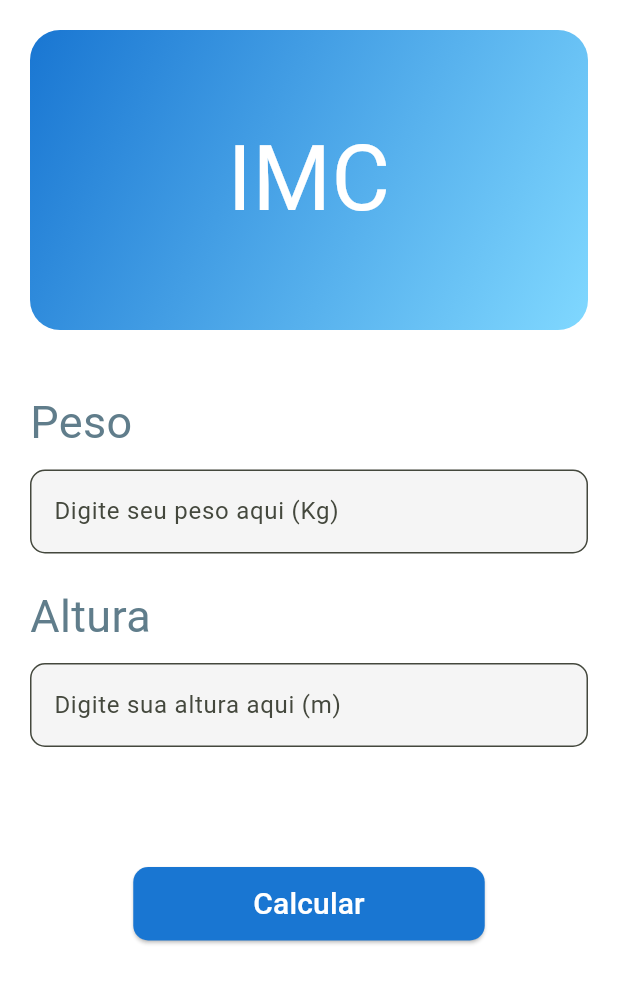
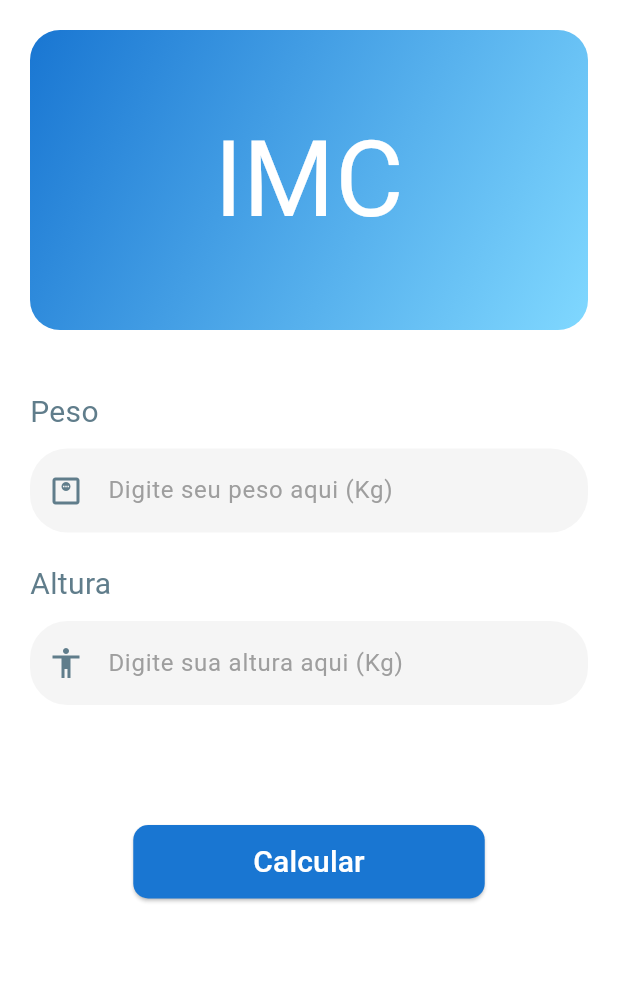
Before and after one commit to Vitor-Ribe/navigation_mobile, a Flutter app: the ImcPage screen opened directly, on a phone screen of 412 x 824 dp. Shown: the top 983 px of the screen. Run offline on Flutter 3.47's test engine with Material 3 defaults, Android fonts, the phone set to English and light mode, and no system bars; our stand-ins replace curved_navigation_bar.

Commit message:
alteração de paginas

```diff
--- a/lib/main.dart
+++ b/lib/main.dart
@@ -35,7 +35,7 @@ class MyHomePage extends StatefulWidget {
 }
 
 class _MyHomePageState extends State<MyHomePage> {
-  int index = 1;
+  int index = 0;
 
   final screens = [
     HomePage(),
@@ -66,7 +66,7 @@ class _MyHomePageState extends State<MyHomePage> {
     return Scaffold(
       backgroundColor: Colors.white,
       appBar: AppBar(
-        title: Text(pageTitles[index]),
+        title: Text(pageTitles[index], style: TextStyle(color: Colors.blue.shade900)),
         elevation: 0,
         backgroundColor: Colors.transparent,
         centerTitle: true
--- a/lib/pages/favourite_page.dart
+++ b/lib/pages/favourite_page.dart
@@ -7,11 +7,6 @@ class FavouritePage extends StatelessWidget {
   Widget build(BuildContext context) {
     return Scaffold(
       backgroundColor: Colors.white,
-      appBar: AppBar(
-        title: const Text('Favoritos'),
-        centerTitle: true,
-        backgroundColor: Colors.blueGrey,
-      ),
       body: Center(
         child: Column(
           mainAxisSize: MainAxisSize.min,
--- a/lib/pages/imc_page.dart
+++ b/lib/pages/imc_page.dart
@@ -99,13 +99,13 @@ class _ImcPageState extends State<ImcPage> {
                         Text(
                           resultado.isEmpty ? 'IMC' : resultado,
                           textAlign: TextAlign.center,
-                          style: TextStyle(color: Colors.white, fontSize: resultado.isEmpty ? 60 : 28),
+                          style: TextStyle(color: Colors.white, fontSize: resultado.isEmpty ? 70 : 30),
                         ),
                         if (classificacao.isNotEmpty)
                           Text(
                             classificacao,
                             textAlign: TextAlign.center,
-                            style: TextStyle(color: Colors.white, fontSize: 22),
+                            style: TextStyle(color: Colors.white, fontSize: 30),
                           ),
                       ],
                     ),
@@ -120,7 +120,7 @@ class _ImcPageState extends State<ImcPage> {
               alignment: Alignment.centerLeft,
               child: Text(
                   'Peso',
-                  style: TextStyle(color: Colors.blueGrey, fontSize: 30)
+                  style: TextStyle(color: Colors.blueGrey, fontSize: 20)
               ),
             ),
 
@@ -132,12 +132,24 @@ class _ImcPageState extends State<ImcPage> {
               keyboardType: TextInputType.number,
               decoration: InputDecoration(
                 hintText: 'Digite seu peso aqui (Kg)',
+                hintStyle: TextStyle(fontSize: 16, color: Colors.grey.shade500),
+                filled: true,
+                fillColor: Colors.grey.shade100,
+                contentPadding: EdgeInsets.symmetric(horizontal: 20, vertical: 16),
                 border: OutlineInputBorder(
-                      borderRadius: BorderRadius.circular(10)
+                  borderRadius: BorderRadius.circular(25),
+                  borderSide: BorderSide.none,
                 ),
-                  filled: true,
-                  fillColor: Colors.grey.shade100
+                enabledBorder: OutlineInputBorder(
+                  borderRadius: BorderRadius.circular(25),
+                  borderSide: BorderSide(color: Colors.transparent),
                 ),
+                focusedBorder: OutlineInputBorder(
+                  borderRadius: BorderRadius.circular(25),
+                  borderSide: BorderSide(color: Colors.blueGrey, width: 2),
+                ),
+                prefixIcon: Icon(Icons.monitor_weight_outlined, color: Colors.blueGrey),
+              )
             ),
 
             SizedBox(height: 20),
@@ -147,7 +159,7 @@ class _ImcPageState extends State<ImcPage> {
               alignment: Alignment.centerLeft,
               child: Text(
                   'Altura',
-                  style: TextStyle(color: Colors.blueGrey, fontSize: 30)
+                  style: TextStyle(color: Colors.blueGrey, fontSize: 20)
               ),
             ),
 
@@ -158,13 +170,25 @@ class _ImcPageState extends State<ImcPage> {
               controller: alturaController,
               keyboardType: TextInputType.number,
                 decoration: InputDecoration(
-                  hintText: 'Digite sua altura aqui (m)',
+                  hintText: 'Digite sua altura aqui (Kg)',
+                  hintStyle: TextStyle(fontSize: 16, color: Colors.grey.shade500),
+                  filled: true,
+                  fillColor: Colors.grey.shade100,
+                  contentPadding: EdgeInsets.symmetric(horizontal: 20, vertical: 16),
                   border: OutlineInputBorder(
-                      borderRadius: BorderRadius.circular(10)
+                    borderRadius: BorderRadius.circular(25),
+                    borderSide: BorderSide.none,
                   ),
-                  filled: true,
-                  fillColor: Colors.grey.shade100
+                  enabledBorder: OutlineInputBorder(
+                    borderRadius: BorderRadius.circular(25),
+                    borderSide: BorderSide(color: Colors.transparent),
                   ),
+                  focusedBorder: OutlineInputBorder(
+                    borderRadius: BorderRadius.circular(25),
+                    borderSide: BorderSide(color: Colors.blueGrey, width: 2),
+                  ),
+                  prefixIcon: Icon(Icons.accessibility_outlined, color: Colors.blueGrey),
+                )
             ),
 
             SizedBox(height: 80),
--- a/lib/pages/profile_page.dart
+++ b/lib/pages/profile_page.dart
@@ -7,11 +7,6 @@ class ProfilePage extends StatelessWidget {
   Widget build(BuildContext context) {
     return Scaffold(
       backgroundColor: Colors.white,
-      appBar: AppBar(
-        title: const Text('Perfil'),
-        centerTitle: true,
-        backgroundColor: Colors.blueGrey,
-      ),
       body: Center(
         child: Column(
           mainAxisSize: MainAxisSize.min,
--- a/lib/pages/settings_page.dart
+++ b/lib/pages/settings_page.dart
@@ -7,11 +7,6 @@ class SettingsPage extends StatelessWidget {
   Widget build(BuildContext context) {
     return Scaffold(
       backgroundColor: Colors.white,
-      appBar: AppBar(
-        title: const Text('Configurações'),
-        centerTitle: true,
-        backgroundColor: Colors.blueGrey,
-      ),
       body: ListView(
         padding: const EdgeInsets.all(16),
         children: const [
```
Also changed, not shown: lib/pages/home_page.dart (+2 -7 lines). Lines whose indentation alone changed are shown as unchanged.
